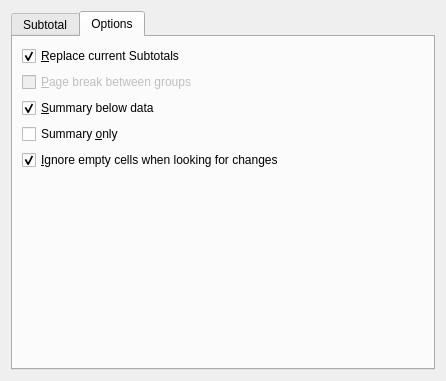
Old version of the form kspread/dialogs/SubtotalWidget.ui in the repository KDE/calligra.
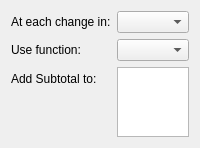
New version of the form. The open tabs and pages were chosen to show the change. Custom widgets are drawn as their Qt base class.

Commit message:
Cleanup: Subtotals overhaul:
    - Rearrange UI.
    - Cleanup header.

```diff
--- a/kspread/dialogs/SubtotalWidget.ui
+++ b/kspread/dialogs/SubtotalWidget.ui
@@ -17,149 +17,50 @@
 License along with this library; see the file COPYING.LIB.  If not,
 write to the Free Software Foundation, Inc., 51 Franklin Street,
 Fifth Floor, Boston, MA 02110-1301, USA.</comment>
- <class>SubtotalWidget</class>
- <widget class="QWidget" name="SubtotalWidget" >
-  <property name="geometry" >
+ <class>SubtotalsWidget</class>
+ <widget class="QWidget" name="SubtotalsWidget">
+  <property name="geometry">
    <rect>
     <x>0</x>
     <y>0</y>
-    <width>446</width>
-    <height>381</height>
+    <width>178</width>
+    <height>132</height>
    </rect>
   </property>
   <property name="windowTitle" >
    <string>Subtotal</string>
   </property>
-  <layout class="QGridLayout" >
-   <item row="0" column="0" >
-    <widget class="QTabWidget" name="TabWidget2" >
-     <property name="sizePolicy" >
-      <sizepolicy vsizetype="Expanding" hsizetype="Minimum" >
-       <horstretch>0</horstretch>
-       <verstretch>0</verstretch>
-      </sizepolicy>
+  <layout class="QFormLayout" name="formLayout">
+   <item row="0" column="0">
+    <widget class="QLabel" name="m_eachChangeLabel">
+     <property name="text">
+      <string>At each change in:</string>
      </property>
-     <property name="currentIndex" >
-      <number>0</number>
+    </widget>
+   </item>
+   <item row="0" column="1">
+    <widget class="KComboBox" name="m_columnBox"/>
+   </item>
+   <item row="1" column="0">
+    <widget class="QLabel" name="m_useFunctionLabel">
+     <property name="text">
+      <string>Use function:</string>
      </property>
-     <widget class="QWidget" name="tab" >
-      <attribute name="title" >
-       <string>Subtotal</string>
-      </attribute>
-      <layout class="QGridLayout" >
-       <item row="3" column="0" >
-        <widget class="KComboBox" name="m_functionBox" />
-       </item>
-       <item row="4" column="0" >
-        <widget class="QLabel" name="m_addSubtotalToLabel" >
-         <property name="text" >
-          <string>Add Subtotal to:</string>
-         </property>
-        </widget>
-       </item>
-       <item row="2" column="0" >
-        <widget class="QLabel" name="m_useFunctionLabel" >
-         <property name="text" >
-          <string>Use function:</string>
-         </property>
-        </widget>
-       </item>
-       <item row="1" column="0" >
-        <widget class="KComboBox" name="m_columnBox" />
-       </item>
-       <item row="0" column="0" >
-        <widget class="QLabel" name="m_eachChangeLabel" >
-         <property name="text" >
-          <string>At each change in:</string>
-         </property>
-        </widget>
-       </item>
-       <item row="5" column="0" >
-        <widget class="QListWidget" name="m_columnList" >
-         <column>
-          <property name="text" >
-           <string>Columns</string>
-          </property>
-         </column>
-        </widget>
-       </item>
-      </layout>
-     </widget>
-     <widget class="QWidget" name="tab" >
-      <attribute name="title" >
-       <string>Options</string>
-      </attribute>
-      <layout class="QGridLayout" >
-       <item row="0" column="0" >
-        <widget class="QCheckBox" name="m_replaceSubtotals" >
-         <property name="text" >
-          <string>&amp;Replace current Subtotals</string>
-         </property>
-         <property name="checked" >
-          <bool>true</bool>
-         </property>
-        </widget>
-       </item>
-       <item row="1" column="0" >
-        <widget class="QCheckBox" name="m_pageBreak" >
-         <property name="enabled" >
-          <bool>false</bool>
-         </property>
-         <property name="text" >
-          <string>&amp;Page break between groups</string>
-         </property>
-        </widget>
-       </item>
-       <item row="2" column="0" >
-        <widget class="QCheckBox" name="m_summaryBelow" >
-         <property name="text" >
-          <string>&amp;Summary below data</string>
-         </property>
-         <property name="checked" >
-          <bool>true</bool>
-         </property>
-         <property name="tristate" >
-          <bool>false</bool>
-         </property>
-        </widget>
-       </item>
-       <item row="3" column="0" >
-        <widget class="QCheckBox" name="m_summaryOnly" >
-         <property name="text" >
-          <string>Summary &amp;only</string>
-         </property>
-        </widget>
-       </item>
-       <item row="5" column="0" >
-        <spacer>
-         <property name="orientation" >
-          <enum>Qt::Vertical</enum>
-         </property>
-         <property name="sizeType" >
-          <enum>QSizePolicy::Expanding</enum>
-         </property>
-         <property name="sizeHint" >
-          <size>
-           <width>0</width>
-           <height>152</height>
-          </size>
-         </property>
-        </spacer>
-       </item>
-       <item row="4" column="0" >
-        <widget class="QCheckBox" name="m_IgnoreBox" >
-         <property name="text" >
-          <string>&amp;Ignore empty cells when looking for changes</string>
-         </property>
-         <property name="checked" >
-          <bool>true</bool>
-         </property>
-        </widget>
-       </item>
-      </layout>
-     </widget>
     </widget>
    </item>
+   <item row="1" column="1">
+    <widget class="KComboBox" name="m_functionBox"/>
+   </item>
+   <item row="2" column="0">
+    <widget class="QLabel" name="m_addSubtotalToLabel">
+     <property name="text">
+      <string>Add Subtotal to:</string>
+     </property>
+    </widget>
+   </item>
+   <item row="2" column="1">
+    <widget class="QListWidget" name="m_columnList"/>
+   </item>
   </layout>
  </widget>
  <layoutfunction spacing="KDialog::spacingHint" margin="KDialog::marginHint" />
```
Left out of the diff: 28 changed lines with no effect on the pictures. The commit also changes 5 other files.
